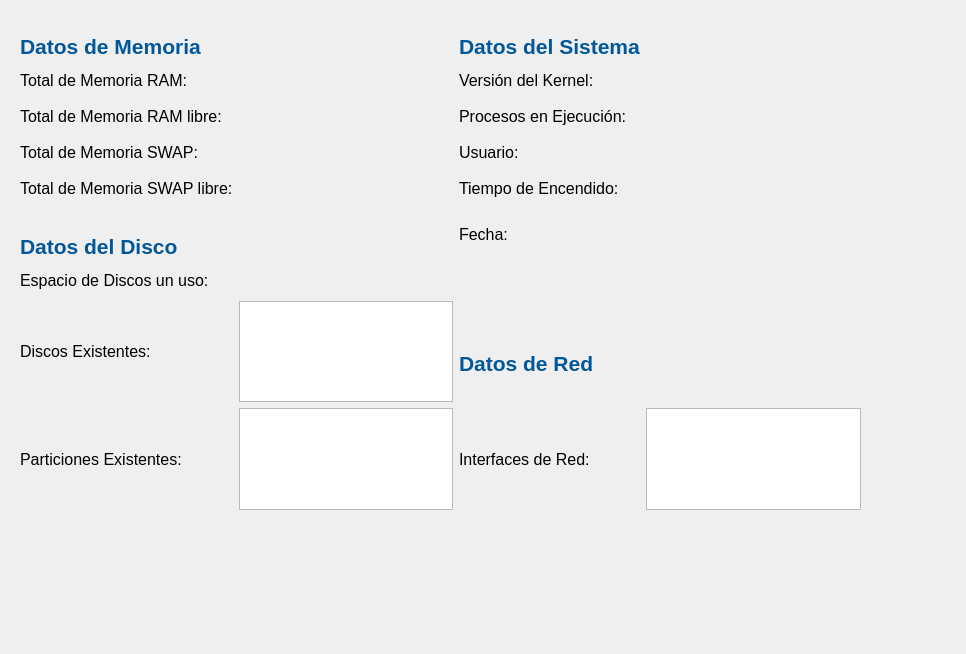
Estefanycss/MonitorDelSistema, file monitor.ui: the form before one commit.
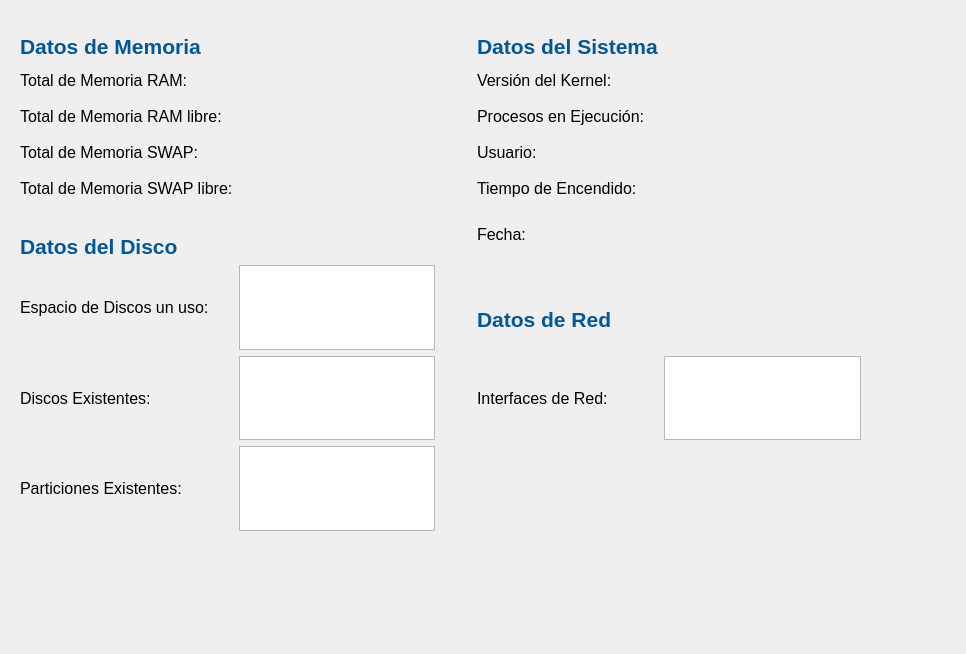
The form after the commit.

```diff
--- a/monitor.ui
+++ b/monitor.ui
@@ -19,34 +19,10 @@
      <x>20</x>
      <y>9</y>
      <width>841</width>
-     <height>501</height>
+     <height>522</height>
     </rect>
    </property>
    <layout class="QGridLayout" name="gridLayout">
-    <item row="9" column="2">
-     <widget class="QLabel" name="label_14">
-      <property name="minimumSize">
-       <size>
-        <width>0</width>
-        <height>30</height>
-       </size>
-      </property>
-      <property name="maximumSize">
-       <size>
-        <width>16777215</width>
-        <height>30</height>
-       </size>
-      </property>
-      <property name="font">
-       <font>
-        <pointsize>12</pointsize>
-       </font>
-      </property>
-      <property name="text">
-       <string>Interfaces de Red: </string>
-      </property>
-     </widget>
-    </item>
     <item row="0" column="0">
      <widget class="QLabel" name="h1">
       <property name="sizePolicy">
@@ -88,11 +64,14 @@
       </property>
      </widget>
     </item>
-    <item row="3" column="3">
+    <item row="3" column="4">
      <widget class="QLabel" name="usuario">
       <property name="text">
        <string/>
       </property>
+      <property name="alignment">
+       <set>Qt::AlignBottom|Qt::AlignLeading|Qt::AlignLeft</set>
+      </property>
      </widget>
     </item>
     <item row="1" column="1">
@@ -102,18 +81,24 @@
       </property>
      </widget>
     </item>
-    <item row="1" column="3">
+    <item row="1" column="4">
      <widget class="QLabel" name="kernel">
       <property name="text">
        <string/>
       </property>
+      <property name="alignment">
+       <set>Qt::AlignBottom|Qt::AlignLeading|Qt::AlignLeft</set>
+      </property>
      </widget>
     </item>
-    <item row="5" column="3">
+    <item row="5" column="4">
      <widget class="QLabel" name="fecha">
       <property name="text">
        <string/>
       </property>
+      <property name="alignment">
+       <set>Qt::AlignBottom|Qt::AlignLeading|Qt::AlignLeft</set>
+      </property>
      </widget>
     </item>
     <item row="3" column="1">
@@ -123,7 +108,7 @@
       </property>
      </widget>
     </item>
-    <item row="7" column="0">
+    <item row="8" column="0">
      <widget class="QLabel" name="label_7">
       <property name="minimumSize">
        <size>
@@ -147,7 +132,7 @@
       </property>
      </widget>
     </item>
-    <item row="4" column="2">
+    <item row="4" column="3">
      <widget class="QLabel" name="label_18">
       <property name="minimumSize">
        <size>
@@ -230,7 +215,7 @@
       </property>
      </widget>
     </item>
-    <item row="3" column="2">
+    <item row="3" column="3">
      <widget class="QLabel" name="label_15">
       <property name="minimumSize">
        <size>
@@ -254,6 +239,9 @@
       </property>
      </widget>
     </item>
+    <item row="10" column="1">
+     <widget class="QTextEdit" name="particiones"/>
+    </item>
     <item row="3" column="0">
      <widget class="QLabel" name="label_5">
       <property name="minimumSize">
@@ -278,7 +266,17 @@
       </property>
      </widget>
     </item>
-    <item row="0" column="2">
+    <item row="2" column="4">
+     <widget class="QLabel" name="procesos">
+      <property name="text">
+       <string/>
+      </property>
+      <property name="alignment">
+       <set>Qt::AlignBottom|Qt::AlignLeading|Qt::AlignLeft</set>
+      </property>
+     </widget>
+    </item>
+    <item row="0" column="3">
      <widget class="QLabel" name="h1_3">
       <property name="minimumSize">
        <size>
@@ -337,14 +335,14 @@
       </property>
      </widget>
     </item>
-    <item row="2" column="3">
-     <widget class="QLabel" name="procesos">
+    <item row="2" column="1">
+     <widget class="QLabel" name="libre_RAM">
       <property name="text">
        <string/>
       </property>
      </widget>
     </item>
-    <item row="9" column="0">
+    <item row="10" column="0">
      <widget class="QLabel" name="label_8">
       <property name="minimumSize">
        <size>
@@ -368,7 +366,7 @@
       </property>
      </widget>
     </item>
-    <item row="1" column="2">
+    <item row="1" column="3">
      <widget class="QLabel" name="label_12">
       <property name="minimumSize">
        <size>
@@ -392,14 +390,7 @@
       </property>
      </widget>
     </item>
-    <item row="2" column="1">
-     <widget class="QLabel" name="libre_RAM">
-      <property name="text">
-       <string/>
-      </property>
-     </widget>
-    </item>
-    <item row="2" column="2">
+    <item row="2" column="3">
      <widget class="QLabel" name="label_13">
       <property name="minimumSize">
        <size>
@@ -423,7 +414,17 @@
       </property>
      </widget>
     </item>
-    <item row="5" column="2">
+    <item row="4" column="4">
+     <widget class="QLabel" name="tiempo_transcurrido">
+      <property name="text">
+       <string/>
+      </property>
+      <property name="alignment">
+       <set>Qt::AlignBottom|Qt::AlignLeading|Qt::AlignLeft</set>
+      </property>
+     </widget>
+    </item>
+    <item row="5" column="3">
      <widget class="QLabel" name="label_16">
       <property name="minimumSize">
        <size>
@@ -471,20 +472,6 @@
       </property>
      </widget>
     </item>
-    <item row="4" column="3">
-     <widget class="QLabel" name="tiempo_transcurrido">
-      <property name="text">
-       <string/>
-      </property>
-     </widget>
-    </item>
-    <item row="4" column="1">
-     <widget class="QLabel" name="libre_SWAP">
-      <property name="text">
-       <string/>
-      </property>
-     </widget>
-    </item>
     <item row="6" column="0">
      <widget class="QLabel" name="label_9">
       <property name="minimumSize">
@@ -509,55 +496,10 @@
       </property>
      </widget>
     </item>
-    <item row="6" column="1">
-     <widget class="QLabel" name="espacio_discos">
-      <property name="text">
-       <string/>
-      </property>
-     </widget>
-    </item>
-    <item row="7" column="2">
-     <widget class="QLabel" name="h1_4">
-      <property name="minimumSize">
-       <size>
-        <width>0</width>
-        <height>50</height>
-       </size>
-      </property>
-      <property name="maximumSize">
-       <size>
-        <width>16777215</width>
-        <height>50</height>
-       </size>
-      </property>
-      <property name="font">
-       <font>
-        <pointsize>16</pointsize>
-        <weight>75</weight>
-        <bold>true</bold>
-       </font>
-      </property>
-      <property name="styleSheet">
-       <string notr="true">color: rgb(1,87,155);</string>
-      </property>
-      <property name="text">
-       <string>Datos de Red</string>
-      </property>
-      <property name="alignment">
-       <set>Qt::AlignBottom|Qt::AlignLeading|Qt::AlignLeft</set>
-      </property>
-      <property name="margin">
-       <number>0</number>
-      </property>
-     </widget>
-    </item>
-    <item row="7" column="1">
+    <item row="8" column="1">
      <widget class="QTextEdit" name="discos"/>
     </item>
-    <item row="9" column="1">
-     <widget class="QTextEdit" name="particiones"/>
-    </item>
-    <item row="9" column="3">
+    <item row="8" column="4">
      <widget class="QTextEdit" name="interfaces">
       <property name="maximumSize">
        <size>
@@ -567,6 +509,81 @@
       </property>
      </widget>
     </item>
+    <item row="6" column="3">
+     <widget class="QLabel" name="h1_4">
+      <property name="minimumSize">
+       <size>
+        <width>0</width>
+        <height>50</height>
+       </size>
+      </property>
+      <property name="maximumSize">
+       <size>
+        <width>16777215</width>
+        <height>50</height>
+       </size>
+      </property>
+      <property name="font">
+       <font>
+        <pointsize>16</pointsize>
+        <weight>75</weight>
+        <bold>true</bold>
+       </font>
+      </property>
+      <property name="styleSheet">
+       <string notr="true">color: rgb(1,87,155);</string>
+      </property>
+      <property name="text">
+       <string>Datos de Red</string>
+      </property>
+      <property name="alignment">
+       <set>Qt::AlignBottom|Qt::AlignLeading|Qt::AlignLeft</set>
+      </property>
+      <property name="margin">
+       <number>0</number>
+      </property>
+     </widget>
+    </item>
+    <item row="8" column="3">
+     <widget class="QLabel" name="label_14">
+      <property name="minimumSize">
+       <size>
+        <width>0</width>
+        <height>30</height>
+       </size>
+      </property>
+      <property name="maximumSize">
+       <size>
+        <width>16777215</width>
+        <height>30</height>
+       </size>
+      </property>
+      <property name="font">
+       <font>
+        <pointsize>12</pointsize>
+       </font>
+      </property>
+      <property name="text">
+       <string>Interfaces de Red: </string>
+      </property>
+     </widget>
+    </item>
+    <item row="6" column="1">
+     <widget class="QTextEdit" name="espacio_discos"/>
+    </item>
+    <item row="1" column="2">
+     <widget class="QLabel" name="label">
+      <property name="minimumSize">
+       <size>
+        <width>30</width>
+        <height>0</height>
+       </size>
+      </property>
+      <property name="text">
+       <string/>
+      </property>
+     </widget>
+    </item>
    </layout>
   </widget>
  </widget>
```
Left out of the diff: 7 changed lines with no effect on the pictures.
